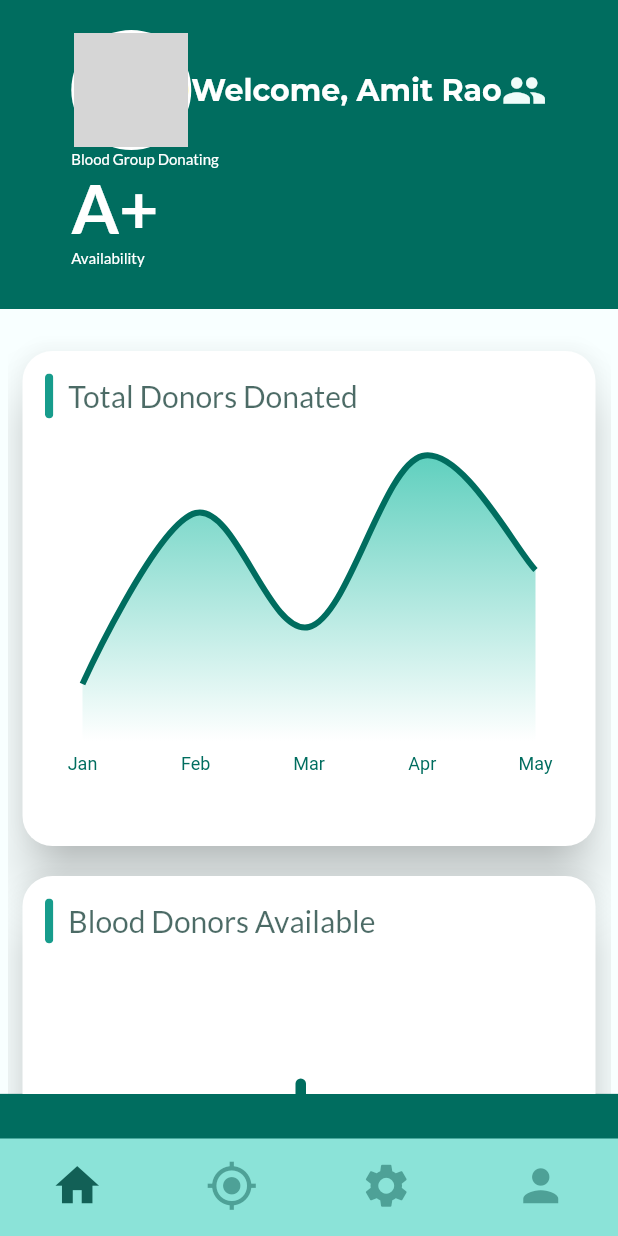
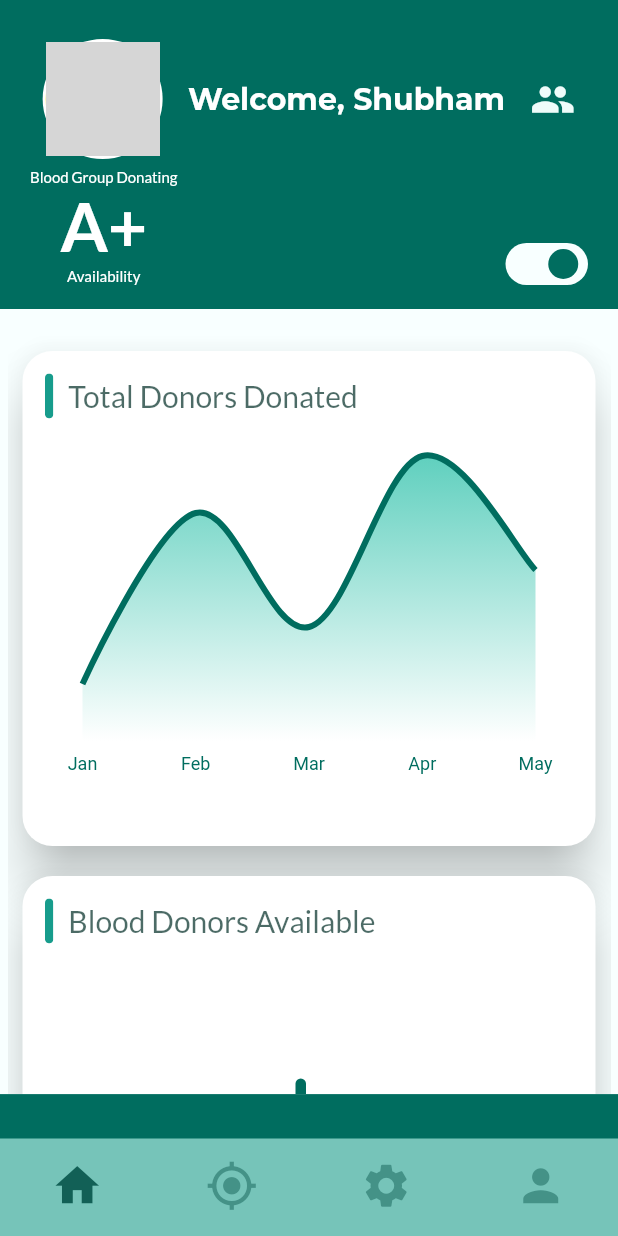
Before and after one commit to shubyaa/Flutter_blood_donate, a Flutter app: the screen it shows after launch, on a phone screen of 412 x 824 dp. Run offline on Flutter 3.47's test engine with Material 2 defaults, Android fonts, the light colour scheme and no system bars; drawn by our look-alikes of fl_chart, flutter_switch; our stand-ins replace flutter_svg, google_fonts; network calls fail; grey boxes are pictures that could not be loaded.

Commit message:
updated responive code for appbar
made appbar responsive in home.dart
 page

```diff
--- a/blood_donate/lib/AppTheme/styles.dart
+++ b/blood_donate/lib/AppTheme/styles.dart
@@ -7,6 +7,7 @@ import 'package:google_fonts/google_fonts.dart';
 // App Colors
 
 Color darkGreen = const Color.fromRGBO(0, 109, 95, 1);
+Color midGreen = const Color.fromARGB(255, 118, 196, 185);
 
 const textWhite = Colors.white;
 const offWhite = Color.fromARGB(255, 248, 255, 255);
--- a/blood_donate/lib/app_widgets.dart
+++ b/blood_donate/lib/app_widgets.dart
@@ -4,13 +4,15 @@ import 'package:fl_chart/fl_chart.dart';
 import 'package:flutter/material.dart';
 import 'package:flutter_svg/svg.dart';
 import 'package:google_fonts/google_fonts.dart';
+import 'package:blood_donate/AppTheme/styles.dart';
+import 'package:blood_donate/home.dart';
 
 // import 'package:google_fonts/google_fonts.dart';
 
 // params
 
 double cardTitleHeight = 20;
-double bottomNavHeight = 65;
+double bottomNavHeight = navHeight;
 
 TextStyle titleStyle = GoogleFonts.lato(
   color: const Color.fromARGB(190, 15, 56, 49),
@@ -24,8 +26,8 @@ const textStyle = TextStyle(
   fontWeight: FontWeight.normal,
 );
 
-Color leftBarColor = Color.fromRGBO(0, 109, 95, 1);
-Color rightBarColor = Color.fromARGB(255, 232, 0, 0);
+const leftBarColor = Color.fromRGBO(0, 109, 95, 1);
+const rightBarColor = Color.fromARGB(255, 232, 0, 0);
 double width = 7;
 
 int touchedGroupIndex = -1;
@@ -66,7 +68,7 @@ class LineCharts extends StatelessWidget {
     const cuttoffValue = 0.0;
 
     return Container(
-      width: 400,
+      // width: 400,
       height: 250,
       margin: const EdgeInsets.all(10),
       padding: const EdgeInsets.all(15),
@@ -371,7 +373,6 @@ Widget cardTitle(String text) {
 // BOTTOM NAVIGATON
 Widget bottomNavigationBar() {
   return SizedBox(
-    height: bottomNavHeight,
     child: BottomNavigationBar(
       showSelectedLabels: false,
       showUnselectedLabels: false,
@@ -380,7 +381,7 @@ Widget bottomNavigationBar() {
       unselectedItemColor: const Color.fromRGBO(18, 96, 86, 0.5),
       selectedItemColor: const Color.fromRGBO(18, 96, 86, 1),
       type: BottomNavigationBarType.fixed,
-      backgroundColor: const Color.fromRGBO(139, 227, 216, 100),
+      backgroundColor: midGreen,
       items: const <BottomNavigationBarItem>[
         BottomNavigationBarItem(icon: Icon(Icons.home), label: ''),
         BottomNavigationBarItem(icon: Icon(Icons.my_location), label: ''),
--- a/blood_donate/lib/home.dart
+++ b/blood_donate/lib/home.dart
@@ -1,8 +1,13 @@
 import 'package:blood_donate/AppTheme/styles.dart';
 import 'package:blood_donate/app_widgets.dart';
+import 'package:flutter/cupertino.dart';
 import 'package:flutter/material.dart';
+import 'package:flutter_switch/flutter_switch.dart';
 import 'package:google_fonts/google_fonts.dart';
 // ignore: depend_on_referenced_packages
+
+var screenHeight;
+var navHeight;
 
 class HomePage extends StatelessWidget {
   const HomePage({Key? key}) : super(key: key);
@@ -12,8 +17,13 @@ class HomePage extends StatelessWidget {
     double width = MediaQuery.of(context).size.width;
     double height = MediaQuery.of(context).size.height;
 
+    screenHeight = height;
+
     double appbarHeight = height * 0.25;
-    double bottomNavHeight = height * 0.115;
+    double bottomNavHeight = height * 0.1148;
+    double listHeight = height - (appbarHeight + bottomNavHeight);
+
+    navHeight = bottomNavHeight;
 
     const String url = "https://www.woolha.com/media/2020/03/eevee.png";
     return Scaffold(
@@ -33,74 +43,86 @@ class HomePage extends StatelessWidget {
                 color: darkGreen,
                 height: appbarHeight,
                 width: width,
-                padding: const EdgeInsets.fromLTRB(20, 20, 20, 0),
+                padding: const EdgeInsets.fromLTRB(20, 20, 20, 10),
                 child: Column(
-                  mainAxisAlignment: MainAxisAlignment.start,
                   textDirection: TextDirection.ltr,
                   children: [
-                    Wrap(
-                      direction: Axis.vertical,
-                      alignment: WrapAlignment.spaceBetween,
+                    Expanded(
+                      child: Column(
+                        crossAxisAlignment: CrossAxisAlignment.stretch,
+                        mainAxisAlignment: MainAxisAlignment.spaceEvenly,
                         children: [
-                        Wrap(
+                          Row(
                             // spacing: 0,
-                          alignment: WrapAlignment.spaceEvenly,
-                          crossAxisAlignment: WrapCrossAlignment.center,
+                            mainAxisAlignment: MainAxisAlignment.spaceAround,
+                            crossAxisAlignment: CrossAxisAlignment.center,
                             children: [
-                            Align(
-                              alignment: Alignment.centerLeft,
-                              child: circularImage(),
-                            ),
+                              circularImage(),
                               Text(
-                              'Welcome, Amit Rao',
+                                'Welcome, Shubham',
+                                overflow: TextOverflow.clip,
+                                textWidthBasis: TextWidthBasis.longestLine,
                                 softWrap: true,
                                 textDirection: TextDirection.ltr,
                                 style: titleTextStyle,
                               ),
-                            Align(
-                              alignment: Alignment.centerRight,
-                              child: const Icon(
+                              const Icon(
                                 Icons.people,
                                 size: 30,
                                 color: Color.fromRGBO(239, 252, 250, 1),
-                              ),
                               ),
                             ],
                           ),
 
                           // ignore: sized_box_for_whitespace
+                          Row(
+                            mainAxisSize: MainAxisSize.max,
+                            crossAxisAlignment: CrossAxisAlignment.end,
+                            mainAxisAlignment: MainAxisAlignment.spaceBetween,
+                            children: [
                               Column(
-                          mainAxisSize: MainAxisSize.max,
-                          crossAxisAlignment: CrossAxisAlignment.start,
+                                mainAxisAlignment:
+                                    MainAxisAlignment.spaceBetween,
                                 children: [
                                   Text(
                                     'Blood Group Donating',
-                              textAlign: TextAlign.start,
+                                    textAlign: TextAlign.center,
                                     textDirection: TextDirection.ltr,
                                     style: smallText,
                                   ),
                                   Text(
                                     'A+',
-                              textAlign: TextAlign.start,
+                                    textAlign: TextAlign.center,
                                     textDirection: TextDirection.ltr,
                                     style: bloodGroupText,
                                   ),
                                   Text(
                                     'Availability',
-                              textAlign: TextAlign.start,
+                                    textAlign: TextAlign.center,
                                     textDirection: TextDirection.ltr,
                                     style: smallText,
                                   ),
                                 ],
+                              ),
+                              FlutterSwitch(
+                                height: 28,
+                                width: 55,
+                                activeColor: offWhite,
+                                toggleColor: darkGreen,
+                                value: true,
+                                onToggle: (value) {},
                               ),
                             ],
                           ),
                         ],
                       ),
                     ),
+                  ],
+                ),
+              ),
               Container(
                 width: width,
-                height: height - appbarHeight - bottomNavHeight,
+                height: listHeight,
                 color: offWhite,
                 padding: const EdgeInsets.fromLTRB(5, 18, 5, 0),
                 child: SingleChildScrollView(
--- a/blood_donate/pubspec.yaml
+++ b/blood_donate/pubspec.yaml
@@ -41,6 +41,7 @@ dependencies:
   # The following adds the Cupertino Icons font to your application.
   # Use with the CupertinoIcons class for iOS style icons.
   cupertino_icons: ^1.0.2
+  flutter_switch: ^0.3.2
 
 dev_dependencies:
   flutter_test:
```
Also changed, not shown: blood_donate/pubspec.lock. Lines whose indentation alone changed are shown as unchanged.
